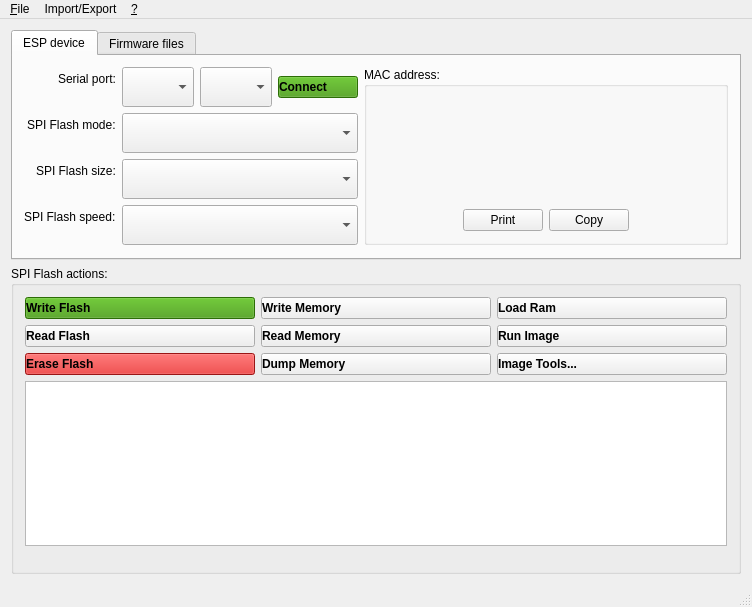
The window that mainwindow.ui (hassanibi/espflasher) describes before a commit, drawn with Qt 5.
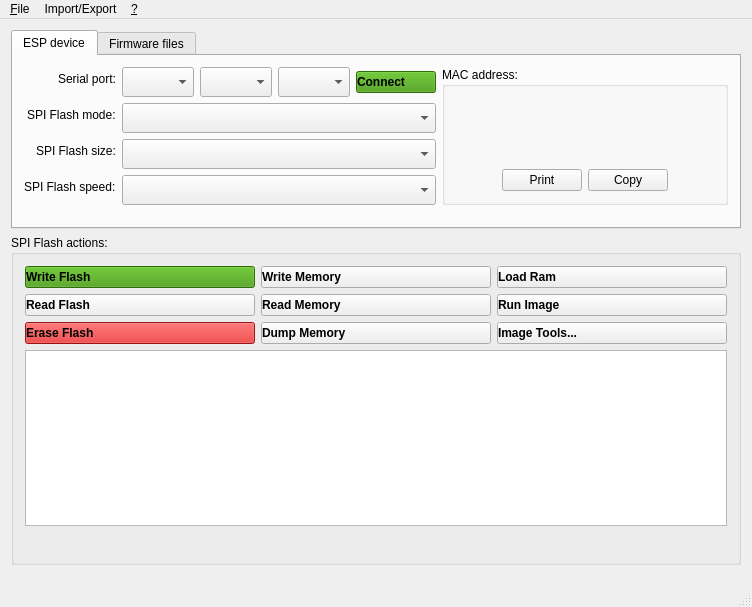
The same window after the commit. Icons and pictures are not drawn. Custom widgets are drawn as their Qt base class.

Commit message: add reset mode

Diff of the .ui file:
```diff
--- a/mainwindow.ui
+++ b/mainwindow.ui
@@ -50,13 +50,13 @@
                 <property name="minimumSize">
                  <size>
                   <width>0</width>
-                  <height>40</height>
+                  <height>30</height>
                  </size>
                 </property>
                 <property name="maximumSize">
                  <size>
                   <width>16777215</width>
-                  <height>40</height>
+                  <height>30</height>
                  </size>
                 </property>
                </widget>
@@ -66,13 +66,29 @@
                 <property name="minimumSize">
                  <size>
                   <width>0</width>
-                  <height>40</height>
+                  <height>30</height>
                  </size>
                 </property>
                 <property name="maximumSize">
                  <size>
                   <width>16777215</width>
-                  <height>40</height>
+                  <height>30</height>
+                 </size>
+                </property>
+               </widget>
+              </item>
+              <item>
+               <widget class="QComboBox" name="resetMode">
+                <property name="minimumSize">
+                 <size>
+                  <width>0</width>
+                  <height>30</height>
+                 </size>
+                </property>
+                <property name="maximumSize">
+                 <size>
+                  <width>16777215</width>
+                  <height>30</height>
                  </size>
                 </property>
                </widget>
@@ -102,8 +118,8 @@
                 </property>
                 <property name="iconSize">
                  <size>
-                  <width>32</width>
-                  <height>32</height>
+                  <width>24</width>
+                  <height>24</height>
                  </size>
                 </property>
                </widget>
@@ -122,13 +138,13 @@
               <property name="minimumSize">
                <size>
                 <width>0</width>
-                <height>40</height>
+                <height>30</height>
                </size>
               </property>
               <property name="maximumSize">
                <size>
                 <width>16777215</width>
-                <height>40</height>
+                <height>30</height>
                </size>
               </property>
              </widget>
@@ -145,13 +161,13 @@
               <property name="minimumSize">
                <size>
                 <width>0</width>
-                <height>40</height>
+                <height>30</height>
                </size>
               </property>
               <property name="maximumSize">
                <size>
                 <width>16777215</width>
-                <height>40</height>
+                <height>30</height>
                </size>
               </property>
              </widget>
@@ -168,13 +184,13 @@
               <property name="minimumSize">
                <size>
                 <width>0</width>
-                <height>40</height>
+                <height>30</height>
                </size>
               </property>
               <property name="maximumSize">
                <size>
                 <width>16777215</width>
-                <height>40</height>
+                <height>30</height>
                </size>
               </property>
              </widget>
@@ -239,8 +255,8 @@
                  </property>
                  <property name="iconSize">
                   <size>
-                   <width>32</width>
-                   <height>32</height>
+                   <width>24</width>
+                   <height>24</height>
                   </size>
                  </property>
                 </widget>
@@ -265,8 +281,8 @@
                  </property>
                  <property name="iconSize">
                   <size>
-                   <width>32</width>
-                   <height>32</height>
+                   <width>24</width>
+                   <height>24</height>
                   </size>
                  </property>
                 </widget>
@@ -347,8 +363,8 @@
            </property>
            <property name="iconSize">
             <size>
-             <width>32</width>
-             <height>32</height>
+             <width>24</width>
+             <height>24</height>
             </size>
            </property>
           </widget>
@@ -376,8 +392,8 @@
            </property>
            <property name="iconSize">
             <size>
-             <width>32</width>
-             <height>32</height>
+             <width>24</width>
+             <height>24</height>
             </size>
            </property>
           </widget>
@@ -413,8 +429,8 @@
            </property>
            <property name="iconSize">
             <size>
-             <width>32</width>
-             <height>32</height>
+             <width>24</width>
+             <height>24</height>
             </size>
            </property>
           </widget>
@@ -443,8 +459,8 @@
            </property>
            <property name="iconSize">
             <size>
-             <width>32</width>
-             <height>32</height>
+             <width>24</width>
+             <height>24</height>
             </size>
            </property>
           </widget>
@@ -472,8 +488,8 @@
            </property>
            <property name="iconSize">
             <size>
-             <width>32</width>
-             <height>32</height>
+             <width>24</width>
+             <height>24</height>
             </size>
            </property>
           </widget>
@@ -501,8 +517,8 @@
            </property>
            <property name="iconSize">
             <size>
-             <width>32</width>
-             <height>32</height>
+             <width>24</width>
+             <height>24</height>
             </size>
            </property>
           </widget>
@@ -530,8 +546,8 @@
            </property>
            <property name="iconSize">
             <size>
-             <width>32</width>
-             <height>32</height>
+             <width>24</width>
+             <height>24</height>
             </size>
            </property>
           </widget>
@@ -559,8 +575,8 @@
            </property>
            <property name="iconSize">
             <size>
-             <width>32</width>
-             <height>32</height>
+             <width>24</width>
+             <height>24</height>
             </size>
            </property>
           </widget>
@@ -588,8 +604,8 @@
            </property>
            <property name="iconSize">
             <size>
-             <width>32</width>
-             <height>32</height>
+             <width>24</width>
+             <height>24</height>
             </size>
            </property>
           </widget>
```
The commit also changes 12 other files.
